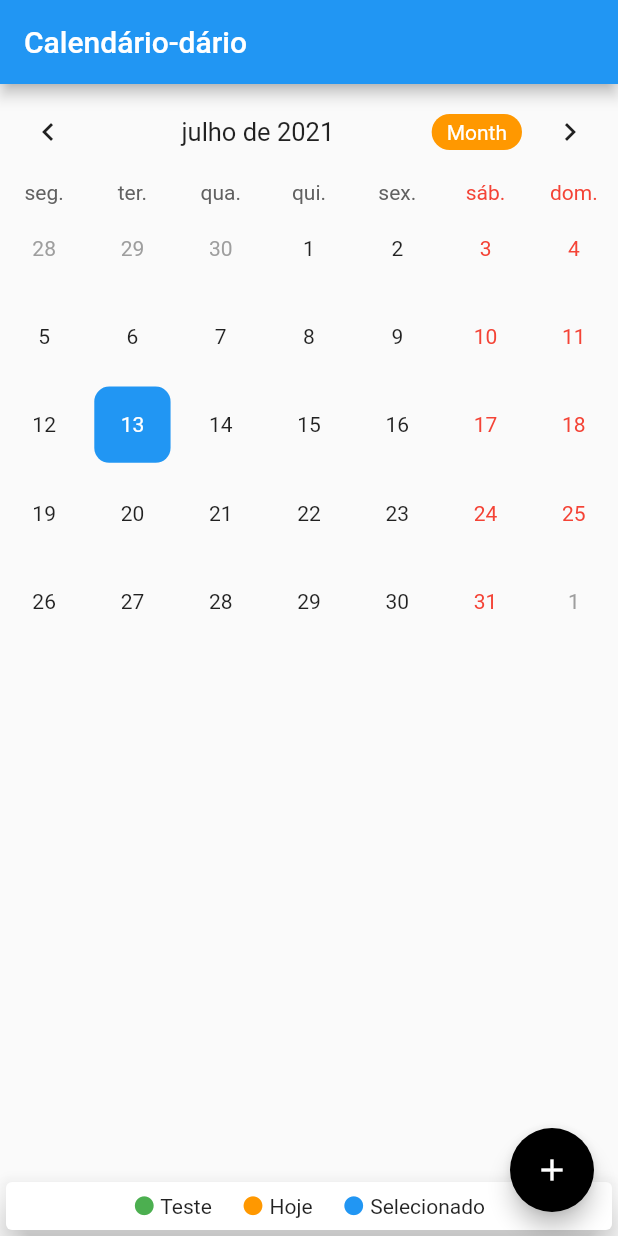
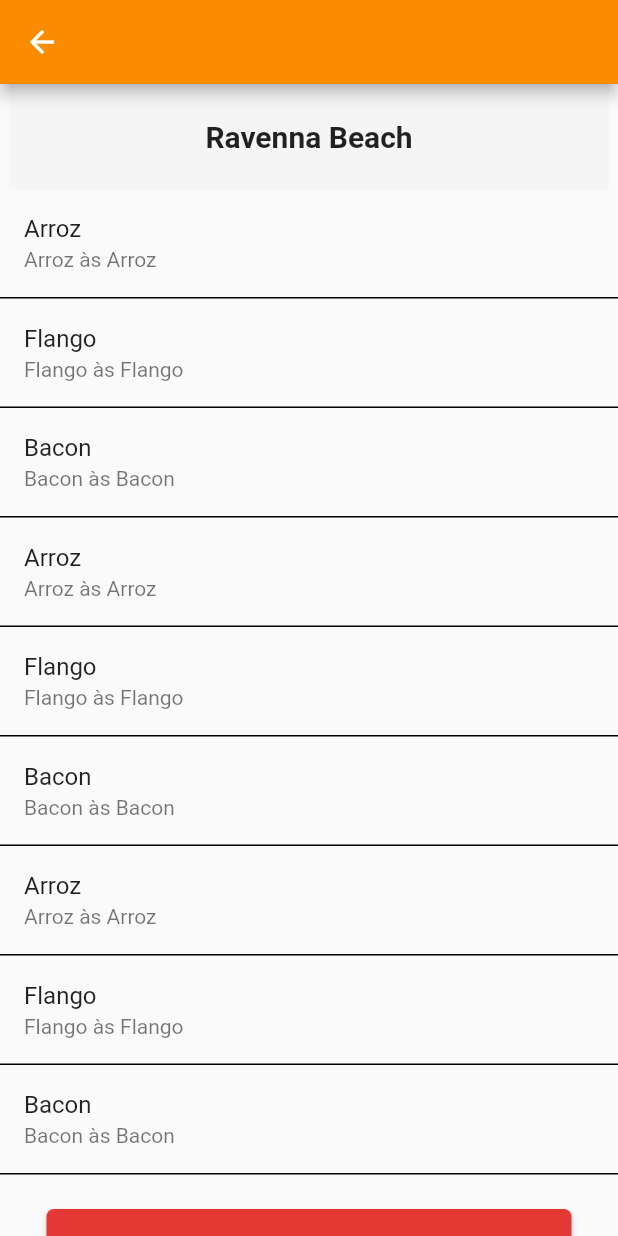
Before and after one commit to Aledsilva/agendamento_flutter, a Flutter app: the screen it shows after launch, on a phone screen of 412 x 824 dp. Run offline on Flutter 3.47's test engine with Material 2 defaults, Android fonts, the phone set to English and light mode, and no system bars; drawn by our look-alikes of table_calendar; our stand-ins replace camera, image_picker, shared_preferences, timer_builder; missing offline and left inert: easy_mask, scrolling_day_calendar, slide_digital_clock.

Commit message:
Fiz uma screen para detalhes de eventos, gostaram?

```diff
--- /dev/null
+++ b/lib/eventos/events_files.dart
@@ -0,0 +1,84 @@
+import 'package:flutter/material.dart';
+
+class EventFiles extends StatefulWidget {
+  @override
+  _EventFilesState createState() => _EventFilesState();
+}
+
+class _EventFilesState extends State<EventFiles> {
+
+  List eventsList = ["Arroz", "Flango", "Bacon", "Arroz", "Flango", "Bacon", "Arroz", "Flango", "Bacon"];
+
+  @override
+  Widget build(BuildContext context) {
+    return Scaffold(
+      appBar: AppBar(
+          title: Text(""),
+          backgroundColor: Colors.orange[600],
+          leading: new IconButton(
+              icon: new Icon(Icons.arrow_back),
+              onPressed: () {
+                Navigator.pop(context);
+              })
+      ),
+      body: SingleChildScrollView(
+        child: Column(
+          children: <Widget>[
+            Container(
+              width: 400,
+              height: 70,
+              color: Colors.grey[100],
+              child: Center(
+                child: Text("Ravenna Beach",
+                  style: TextStyle(fontSize: 20, fontWeight: FontWeight.bold),
+                  textAlign: TextAlign.center,
+                ),
+              ),
+            ),
+            Material(
+              child: ListView.builder(
+                  scrollDirection: Axis.vertical,
+                  shrinkWrap: true,
+                  primary: false,
+                  itemCount: eventsList.length,
+                  itemBuilder: (BuildContext context, int index) {
+                    return Container(
+                      decoration: BoxDecoration(
+                          border: Border(bottom: BorderSide())
+                      ),
+                      child: ListTile(
+                          title: Text(eventsList[index].toString()),
+                          subtitle: Text("${eventsList[index].toString()} às "
+                              "${eventsList[index].toString()} "),
+                          onTap: (){ }
+                          ),
+                    );
+                  }
+              ),
+            ),
+            Padding(padding: EdgeInsets.only(top: 15)),
+            Padding(
+              padding: const EdgeInsets.all(8.0),
+              child: SizedBox(
+                  width: 350,
+                  height: 50,
+                  child: ElevatedButton(
+                    style: ElevatedButton.styleFrom(
+                        shape: RoundedRectangleBorder(
+                            borderRadius: BorderRadius.circular(5.0)
+                        ),
+                        primary: Colors.red[600]
+                    ),
+                    child: Text("DOWNLOAD",
+                      style: TextStyle(fontSize: 12, color: Colors.white),),
+                    onPressed: (){},
+
+                  ),
+              ),
+            ),
+          ],
+        ),
+      ),
+    );
+  }
+}
--- a/lib/main.dart
+++ b/lib/main.dart
@@ -1,6 +1,7 @@
 import 'package:agendamento_flutter/TimeBuilder.dart';
 import 'package:agendamento_flutter/clock_teste.dart';
 import 'package:agendamento_flutter/eventos/calendario_dario.dart';
+import 'package:agendamento_flutter/eventos/events_files.dart';
 import 'package:agendamento_flutter/eventos/schedule_details.dart';
 import 'package:agendamento_flutter/home_sweet_home.dart';
 import 'eventos/eventos_replica.dart';
@@ -19,7 +20,7 @@ void main(){
   Intl.defaultLocale = 'pt_BR';
   initializeDateFormatting();
   runApp(MaterialApp(
-    home: DynamicEvent()
+    home: EventFiles()
   ));
 
 }
```
